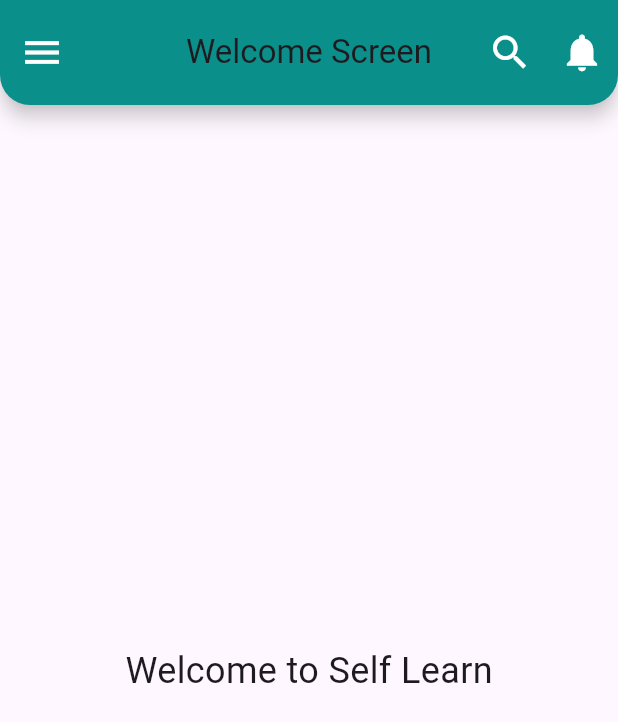
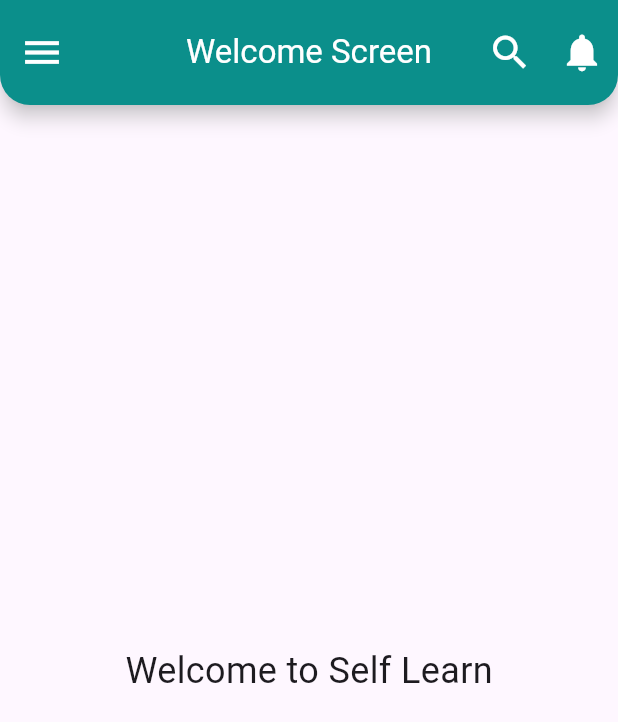
Before and after one commit to zobayerdev/Flutter_Widgets, a Flutter app: the screen it shows after launch, on a phone screen of 412 x 824 dp. Shown: the top 722 px of the screen. Run offline on Flutter 3.47's test engine with Material 3 defaults, Android fonts, the light colour scheme and no system bars.

Commit message:
appbar color change

```diff
--- a/lib/utlis/screens/welcome_screen.dart
+++ b/lib/utlis/screens/welcome_screen.dart
@@ -9,7 +9,8 @@ class WelcomeScreen extends StatelessWidget {
   Widget build(BuildContext context) {
     return Scaffold(
       appBar: AppBar(
-        title: const Text('Welcome Screen'),
+        title:
+            const Text('Welcome Screen', style: TextStyle(color: Colors.white)),
         actions: [
           IconButton(
             icon: Icon(Icons.search),
@@ -22,7 +23,9 @@ class WelcomeScreen extends StatelessWidget {
           IconButton(
             icon: Icon(Icons.notifications),
             onPressed: () {
-              print('Notifications clicked');
+              if (kDebugMode) {
+                print('Notifications clicked');
+              }
             },
           ),
         ],
```
